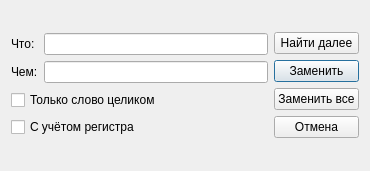
Before: the Qt Designer form rdo/app/rdo_studio/branches/dev_qt_migration/res/ui/find_replace_dialog.ui in aurusov/rdo_studio, drawn with Qt 5.
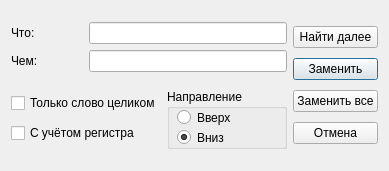
After: the same form once the commit is applied.

Commit message: - к предыдущему коммиту

Patch:
```diff
--- a/rdo/app/rdo_studio/branches/dev_qt_migration/res/ui/find_replace_dialog.ui
+++ b/rdo/app/rdo_studio/branches/dev_qt_migration/res/ui/find_replace_dialog.ui
@@ -15,8 +15,6 @@
   </property>
   <layout class="QGridLayout" name="gridLayout_3">
    <item row="0" column="0">
-    <layout class="QGridLayout" name="gridLayout">
-     <item row="0" column="0">
       <layout class="QVBoxLayout" name="verticalLayout_3">
        <item>
         <widget class="QLabel" name="label">
@@ -34,7 +32,7 @@
        </item>
       </layout>
      </item>
-     <item row="0" column="1">
+   <item row="0" column="1" colspan="2">
       <layout class="QVBoxLayout" name="verticalLayout_2">
        <item>
         <widget class="QLineEdit" name="whatLineEdit"/>
@@ -44,23 +42,7 @@
        </item>
       </layout>
      </item>
-     <item row="1" column="0" colspan="2">
-      <widget class="QCheckBox" name="wholeWord">
-       <property name="text">
-        <string>Только слово целиком</string>
-       </property>
-      </widget>
-     </item>
-     <item row="2" column="0" colspan="2">
-      <widget class="QCheckBox" name="matchCase">
-       <property name="text">
-        <string>С учётом регистра</string>
-       </property>
-      </widget>
-     </item>
-    </layout>
-   </item>
-   <item row="0" column="1">
+   <item row="0" column="3" rowspan="2">
     <layout class="QGridLayout" name="gridLayout_2">
      <item row="1" column="0">
       <widget class="QPushButton" name="replaceButton">
@@ -92,6 +74,66 @@
      </item>
     </layout>
    </item>
+   <item row="1" column="0" colspan="2">
+    <layout class="QGridLayout" name="gridLayout">
+     <item row="0" column="0">
+      <widget class="QCheckBox" name="wholeWord">
+       <property name="text">
+        <string>Только слово целиком</string>
+       </property>
+      </widget>
+     </item>
+     <item row="1" column="0">
+      <widget class="QCheckBox" name="matchCase">
+       <property name="text">
+        <string>С учётом регистра</string>
+       </property>
+      </widget>
+     </item>
+    </layout>
+   </item>
+   <item row="1" column="2">
+    <widget class="QGroupBox" name="groupBox_2">
+     <property name="minimumSize">
+      <size>
+       <width>120</width>
+       <height>60</height>
+      </size>
+     </property>
+     <property name="title">
+      <string>Направление</string>
+     </property>
+     <widget class="QRadioButton" name="directionUp">
+      <property name="geometry">
+       <rect>
+        <x>10</x>
+        <y>20</y>
+        <width>82</width>
+        <height>17</height>
+       </rect>
+      </property>
+      <property name="text">
+       <string>Вверх</string>
+      </property>
+     </widget>
+     <widget class="QRadioButton" name="directionDown">
+      <property name="geometry">
+       <rect>
+        <x>10</x>
+        <y>40</y>
+        <width>82</width>
+        <height>17</height>
+       </rect>
+      </property>
+      <property name="text">
+       <string>Вниз</string>
+      </property>
+      <property name="checked">
+       <bool>true</bool>
+      </property>
+     </widget>
+    </widget>
+   </item>
   </layout>
  </widget>
  <resources/>
```
Lines whose indentation alone changed are shown as unchanged.
